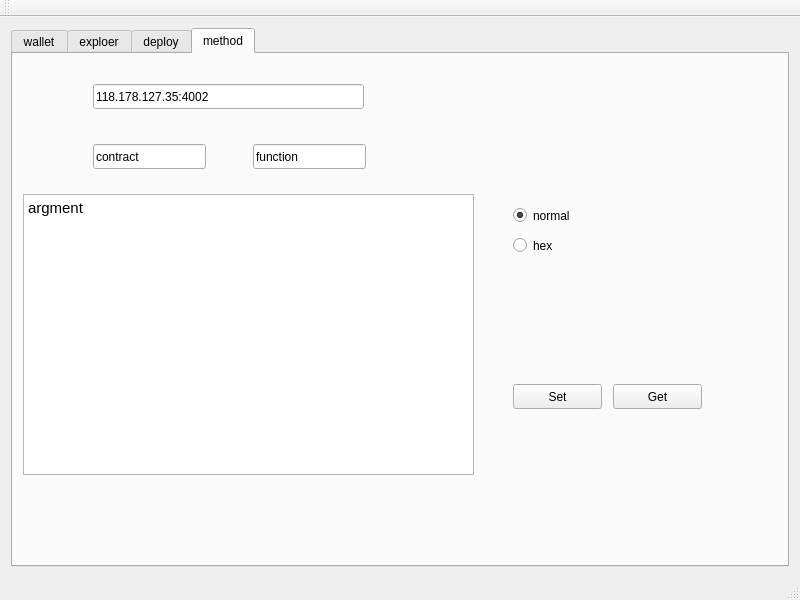
Qt form MainWindow.ui (t2dk49580/OriginWallet) before a commit.
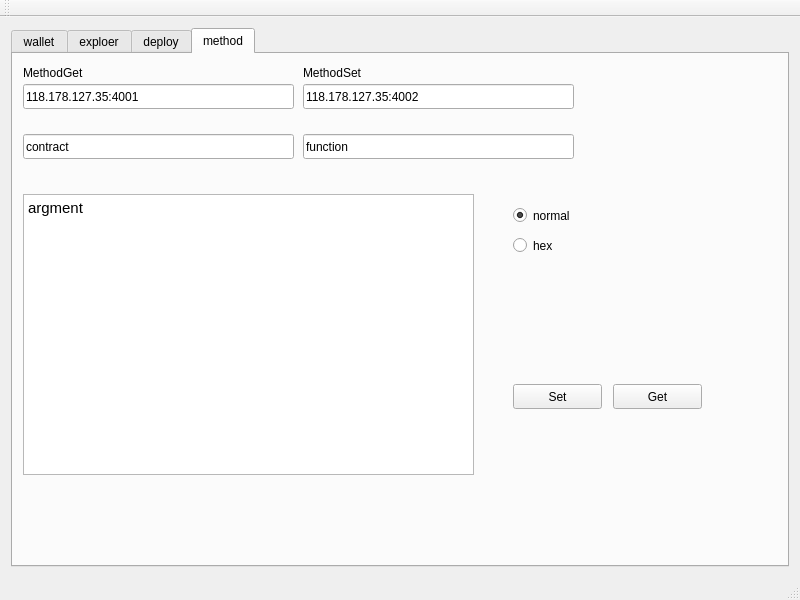
The same form after that commit. The open tabs and pages were chosen to show the change.

Commit message: add get url

```diff
--- a/MainWindow.ui
+++ b/MainWindow.ui
@@ -494,9 +494,9 @@
        <widget class="QLineEdit" name="le_method">
         <property name="geometry">
          <rect>
-          <x>240</x>
-          <y>90</y>
-          <width>113</width>
+          <x>290</x>
+          <y>80</y>
+          <width>271</width>
           <height>25</height>
          </rect>
         </property>
@@ -537,9 +537,9 @@
        <widget class="QLineEdit" name="le_method_contract">
         <property name="geometry">
          <rect>
-          <x>80</x>
-          <y>90</y>
-          <width>113</width>
+          <x>10</x>
+          <y>80</y>
+          <width>271</width>
           <height>25</height>
          </rect>
         </property>
@@ -579,7 +579,7 @@
        <widget class="QLineEdit" name="le_method_url">
         <property name="geometry">
          <rect>
-          <x>80</x>
+          <x>290</x>
           <y>30</y>
           <width>271</width>
           <height>25</height>
@@ -602,6 +602,45 @@
          <string>Get</string>
         </property>
        </widget>
+       <widget class="QLineEdit" name="le_get_url">
+        <property name="geometry">
+         <rect>
+          <x>10</x>
+          <y>30</y>
+          <width>271</width>
+          <height>25</height>
+         </rect>
+        </property>
+        <property name="text">
+         <string>118.178.127.35:4001</string>
+        </property>
+       </widget>
+       <widget class="QLabel" name="label_14">
+        <property name="geometry">
+         <rect>
+          <x>10</x>
+          <y>10</y>
+          <width>271</width>
+          <height>17</height>
+         </rect>
+        </property>
+        <property name="text">
+         <string>MethodGet</string>
+        </property>
+       </widget>
+       <widget class="QLabel" name="label_15">
+        <property name="geometry">
+         <rect>
+          <x>290</x>
+          <y>10</y>
+          <width>271</width>
+          <height>17</height>
+         </rect>
+        </property>
+        <property name="text">
+         <string>MethodSet</string>
+        </property>
+       </widget>
       </widget>
      </widget>
     </item>
```
Left out of the diff: 2 changed lines with no effect on the pictures. The commit also changes 1 other file.
